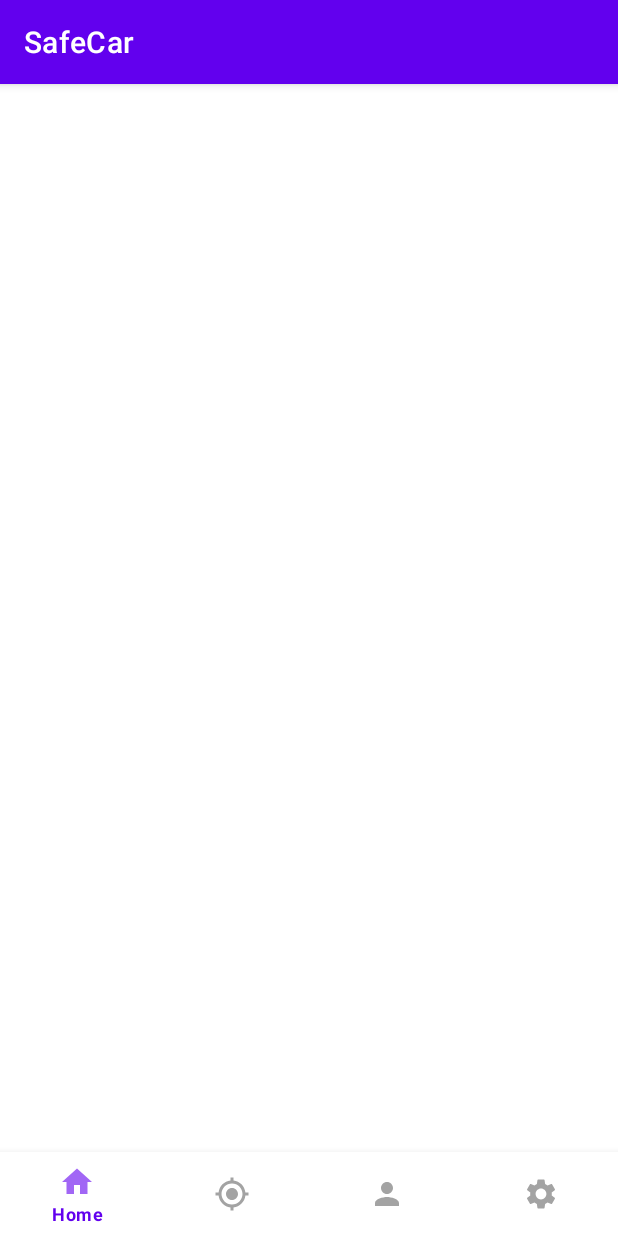
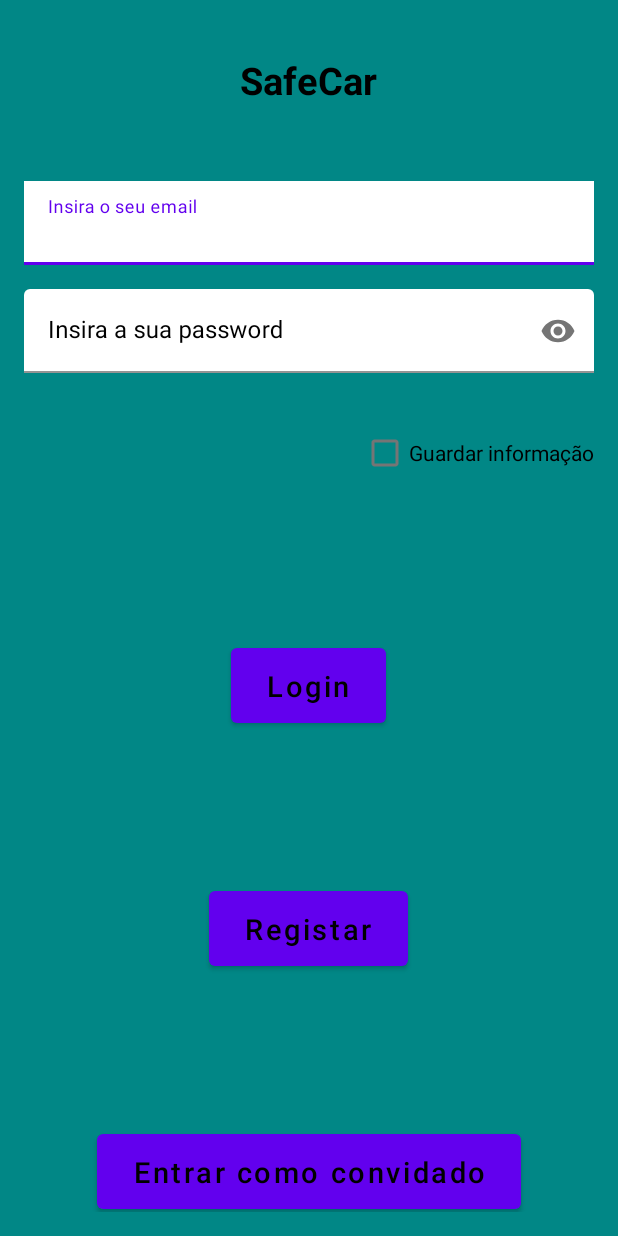
Before and after one commit to PVarela11/APP_Oficina, an Android app: the screen it shows after launch (MainActivity before the commit, LoginActivity after it), on a phone screen of 412 x 824 dp. Run offline under Robolectric (Android 15) with nearby library versions, the phone set to English and light mode, and no system bars.

Commit message:
Settings e Login Merged

```diff
--- /dev/null
+++ b/app/src/main/java/com/example/safecar/LoginActivity.kt
@@ -0,0 +1,89 @@
+package com.example.safecar
+
+
+import android.content.Intent
+import android.os.Bundle
+import android.view.inputmethod.EditorInfo
+import android.widget.Button
+import android.widget.TextView
+import androidx.activity.viewModels
+import androidx.appcompat.app.AppCompatActivity
+import com.google.android.material.textfield.TextInputEditText
+
+
+class LoginActivity : AppCompatActivity() {
+
+    private val viewModel: LoginViewModel by viewModels()
+
+    override fun onCreate(savedInstanceState: Bundle?) {
+        super.onCreate(savedInstanceState)
+        setContentView(R.layout.activity_login)
+
+        findViewById<Button>(R.id.btn_registar).setOnClickListener(){
+            val intent = Intent(this, RegistarActivity::class.java)
+            startActivity(intent)
+        }
+
+        findViewById<Button>(R.id.btn_guest).setOnClickListener(){
+            val intent = Intent(this, MainActivity::class.java)
+            startActivity(intent)
+        }
+
+        setup()
+    }
+
+
+
+    private fun setup() {
+        findViewById<TextInputEditText>(R.id.tet_username).setOnEditorActionListener { _, actionId, _ ->
+            if (actionId == EditorInfo.IME_ACTION_DONE) {
+                validateCredentialsAndRedirect()
+            }
+            true
+        }
+
+        findViewById<TextInputEditText>(R.id.tet_password).setOnEditorActionListener { _, actionId, _ ->
+            if (actionId == EditorInfo.IME_ACTION_DONE) {
+                validateCredentialsAndRedirect()
+            }
+            true
+        }
+
+        findViewById<Button>(R.id.btn_login).setOnClickListener {
+            validateCredentialsAndRedirect()
+        }
+
+        viewModel.loginResultLiveData.observe(this){ loginResult ->
+            if (!loginResult) {
+                findViewById<TextView>(R.id.tv_error).text = getString(R.string.erro_login)
+            }else{
+                val username = findViewById<TextInputEditText>(R.id.tet_username).text.toString()
+
+                val intent = Intent(this, MainActivity::class.java)
+                intent.putExtra(EXTRA_USERNAME, username)
+
+                startActivity(intent)
+                finish()
+            }
+        }
+    }
+
+    private fun validateCredentialsAndRedirect() {
+
+        val username = findViewById<TextInputEditText>(R.id.tet_username).text.toString()
+        if (username.isEmpty()) {
+            findViewById<TextView>(R.id.tv_error).text = getString(R.string.erro_login)
+            return
+        }
+
+        val password = findViewById<TextInputEditText>(R.id.tet_password).text.toString()
+        if (password.isEmpty()) {
+            findViewById<TextView>(R.id.tv_error).text = getString(R.string.erro_pw)
+            return
+        }
+
+        viewModel.areCredentialsValid(username, password)
+
+    }
+
+}
--- /dev/null
+++ b/app/src/main/java/com/example/safecar/LoginViewModel.kt
@@ -0,0 +1,18 @@
+package com.example.safecar
+
+
+import androidx.lifecycle.MutableLiveData
+import androidx.lifecycle.ViewModel
+
+class LoginViewModel : ViewModel() {
+
+    private val _loginResult = MutableLiveData<Boolean>()
+    val loginResultLiveData = _loginResult
+
+    fun areCredentialsValid(username: String, password: String) {
+
+        // ir ao servidor
+
+        loginResultLiveData.postValue(username == password)
+    }
+}
--- /dev/null
+++ b/app/src/main/java/com/example/safecar/values.kt
@@ -0,0 +1,5 @@
+package com.example.safecar
+
+const val EXTRA_USERNAME = "extra.username"
+
+const val EXTRA_EMAIL = "extra.email"
--- /dev/null
+++ b/app/src/main/res/layout/activity_login.xml
@@ -0,0 +1,126 @@
+<?xml version="1.0" encoding="utf-8"?>
+<ScrollView xmlns:android="http://schemas.android.com/apk/res/android"
+    xmlns:app="http://schemas.android.com/apk/res-auto"
+    android:layout_width="match_parent"
+    android:layout_height="match_parent"
+    android:padding="16dp"
+    android:background="@color/teal_700">
+
+    <LinearLayout
+        android:layout_width="match_parent"
+        android:layout_height="wrap_content"
+        android:gravity="center"
+        android:orientation="vertical">
+
+
+        <TextView
+            android:id="@+id/tv_app_name"
+            android:layout_width="wrap_content"
+            android:layout_height="wrap_content"
+            android:layout_marginTop="20dp"
+            android:layout_marginBottom="50dp"
+            android:text="@string/app_name"
+            android:textColor="@color/black"
+            android:textSize="25sp"
+            android:textStyle="bold"
+            android:fontFamily="sans-serif" />
+
+        <com.google.android.material.textfield.TextInputLayout
+            android:id="@+id/til_username"
+            android:layout_width="match_parent"
+            android:layout_height="wrap_content"
+            android:hint="@string/hint_email"
+            android:textColorHint="@color/black">
+
+            <com.google.android.material.textfield.TextInputEditText
+                android:id="@+id/tet_username"
+                android:layout_width="match_parent"
+                android:layout_height="wrap_content"
+                android:background="@color/white"
+                android:ems="10"
+                android:imeOptions="actionDone"
+                android:inputType="textPersonName"
+                android:textColor="@color/black" />
+        </com.google.android.material.textfield.TextInputLayout>
+
+        <com.google.android.material.textfield.TextInputLayout
+            android:id="@+id/til_password"
+            android:layout_width="match_parent"
+            android:layout_height="wrap_content"
+            android:hint="@string/hint_pw"
+            android:textColorHint="@color/black"
+            app:passwordToggleEnabled="true">
+
+            <com.google.android.material.textfield.TextInputEditText
+                android:id="@+id/tet_password"
+                android:layout_width="match_parent"
+                android:layout_height="wrap_content"
+                android:layout_marginTop="16dp"
+                android:backgroundTint="@color/white"
+                android:ems="10"
+                android:imeOptions="actionDone"
+                android:inputType="textPassword"
+                android:textColor="@color/black"/>
+
+        </com.google.android.material.textfield.TextInputLayout>
+
+        <TextView
+            android:id="@+id/tv_error"
+            android:layout_width="match_parent"
+            android:layout_height="wrap_content"
+            android:layout_marginTop="8dp"
+            android:textSize="15sp"
+            android:textColor="@color/black"/>
+
+        <CheckBox
+            android:id="@+id/cb_save"
+            android:layout_width="wrap_content"
+            android:layout_height="wrap_content"
+            android:layout_gravity="end"
+            android:text="@string/cb_login"
+            android:textColor="@color/black"/>
+
+        <Button
+            android:id="@+id/btn_login"
+            android:layout_width="wrap_content"
+            android:layout_height="wrap_content"
+            android:layout_marginTop="100dp"
+            android:paddingStart="24dp"
+            android:paddingTop="12dp"
+            android:paddingEnd="24dp"
+            android:paddingBottom="12dp"
+            android:text="@string/btn_login"
+            android:textAllCaps="false"
+            android:textColor="@color/black"
+            android:textSize="19sp" />
+
+        <Button
+            android:id="@+id/btn_registar"
+            android:layout_width="wrap_content"
+            android:layout_height="wrap_content"
+            android:layout_marginTop="100dp"
+            android:paddingStart="24dp"
+            android:paddingTop="12dp"
+            android:paddingEnd="24dp"
+            android:paddingBottom="12dp"
+            android:text="@string/btn_registar"
+            android:textAllCaps="false"
+            android:textColor="@color/black"
+            android:textSize="19sp" />
+
+        <Button
+            android:id="@+id/btn_guest"
+            android:layout_width="wrap_content"
+            android:layout_height="wrap_content"
+            android:layout_marginTop="100dp"
+            android:paddingStart="24dp"
+            android:paddingTop="12dp"
+            android:paddingEnd="24dp"
+            android:paddingBottom="12dp"
+            android:text="@string/btn_guest"
+            android:textAllCaps="false"
+            android:textColor="@color/black"
+            android:textSize="19sp" />
+
+    </LinearLayout>
+</ScrollView>
--- a/app/src/main/res/values/strings.xml
+++ b/app/src/main/res/values/strings.xml
@@ -7,6 +7,7 @@
     <string name="user">User</string>
     <string name="settings">Settings</string>
     <string name="settings_caralhooooo">Settings CARALHOOOOO</string>
+
     <string name="title_activity_settings">SettingsActivity</string>
     <!-- Strings used for fragments for navigation -->
     <string name="first_fragment_label">First Fragment</string>
@@ -51,4 +52,15 @@
     <string name="messages_header">Messages</string>
     <string name="sync_header">Sync</string>
 
+
+    <string name="hint_email">Insira o seu email</string>
+    <string name="hint_pw">Insira a sua password</string>
+    <string name="erro_login">Credencias erradas</string>
+    <string name="erro_email">Email errado</string>
+    <string name="erro_pw">Password Errada</string>
+    <string name="cb_login">Guardar informação</string>
+    <string name="btn_login">Login</string>
+    <string name="btn_registar">Registar</string>
+    <string name="btn_guest">Entrar como convidado</string>
+    <string name="teste_registar">Isto é um teste ao registar</string>
 </resources>
--- a/app/src/main/res/values/themes.xml
+++ b/app/src/main/res/values/themes.xml
@@ -14,6 +14,7 @@
         <!-- Customize your theme here. -->
     </style>
 
+
         <style name="Theme.SafeCar.NoActionBar">
             <item name="windowActionBar">false</item>
             <item name="windowNoTitle">true</item>
@@ -22,4 +23,5 @@
         <style name="Theme.SafeCar.AppBarOverlay" parent="ThemeOverlay.AppCompat.Dark.ActionBar" />
 
         <style name="Theme.SafeCar.PopupOverlay" parent="ThemeOverlay.AppCompat.Light" />
+
     </resources>
```
Also changed, not shown: app/build.gradle (+12 -12 lines), app/src/main/AndroidManifest.xml (+6 -4 lines), app/src/main/java/com/example/safecar/RegistarActivity.kt (added, +75 -0 lines), app/src/main/java/com/example/safecar/RegistarViewModel.kt (added, +18 -0 lines), app/src/main/java/com/example/safecar/UserGuestFragment.kt (added, +59 -0 lines), app/src/main/res/layout/activity_registar.xml (added, +91 -0 lines), app/src/main/res/layout/fragment_user_guest.xml (added, +21 -0 lines), app/src/main/res/menu/bottom_nav_guest.xml (added, +27 -0 lines), gradle/wrapper/gradle-wrapper.properties, 2 other files. Lines whose indentation alone changed are shown as unchanged.
